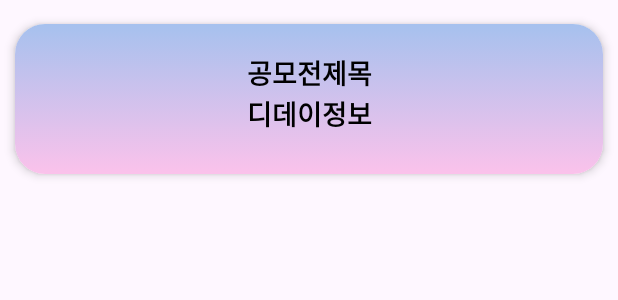
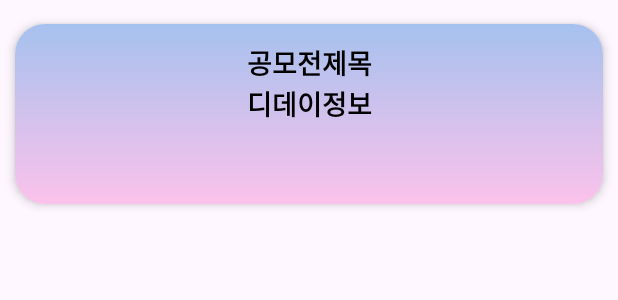
Before and after one commit to YouDaYeon/CapstoneDesign, an Android app: the layout contest_item.xml on its own in the app's theme, with its tools: preview values and no code run, on a phone screen of 412 x 824 dp. Shown: the top 300 px of the screen. Run offline under Robolectric (Android 15) with nearby library versions, the phone set to English and light mode, and no system bars.

```diff
--- a/app/src/main/res/layout/contest_item.xml
+++ b/app/src/main/res/layout/contest_item.xml
@@ -6,14 +6,12 @@
     android:layout_marginHorizontal="10dp"
     android:layout_marginVertical="16dp"
     app:cardElevation="4dp"
-    android:layout_height="100dp"
+    android:layout_height="120dp"
     android:layout_width="match_parent">
 
     <androidx.constraintlayout.widget.ConstraintLayout
         android:layout_width="match_parent"
-        android:layout_height="wrap_content"
-        android:paddingTop="15dp"
-        android:paddingBottom="30dp"
+        android:layout_height="match_parent"
         android:background="@drawable/gradient_background">
 
         <TextView
```
